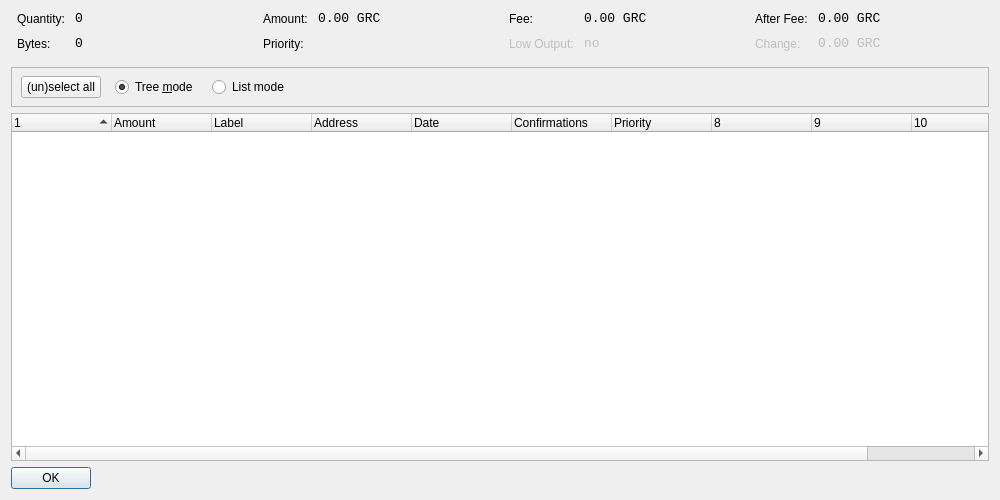
This is src/qt/forms/coincontroldialog.ui in gridcoin-community/Gridcoin-Research as Qt 5 draws it before an edit. The edited form follows.
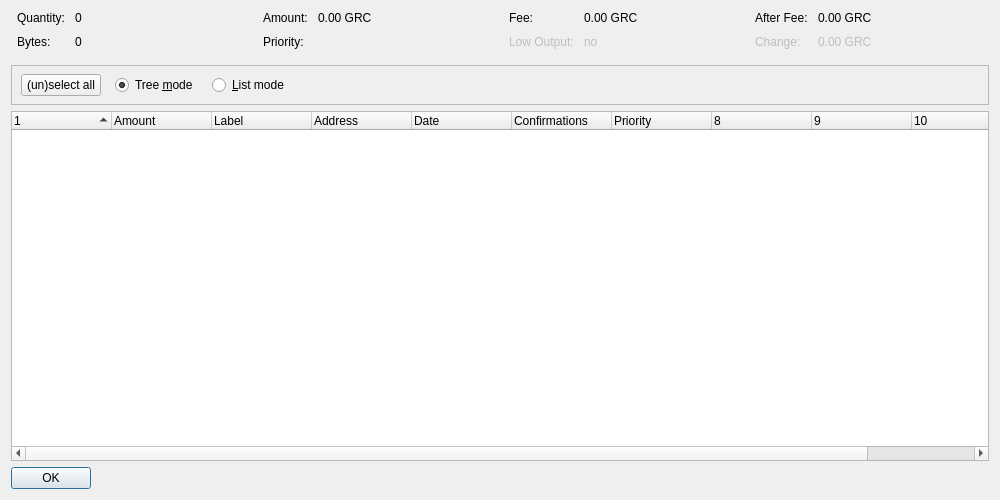
This is the edited form. Custom widgets are drawn as their Qt base class.

What changed in the file:
```diff
--- a/src/qt/forms/coincontroldialog.ui
+++ b/src/qt/forms/coincontroldialog.ui
@@ -45,12 +45,6 @@
        </item>
        <item row="0" column="1">
         <widget class="QLabel" name="labelCoinControlQuantity">
-         <property name="font">
-          <font>
-           <family>Monospace</family>
-           <pointsize>10</pointsize>
-          </font>
-         </property>
          <property name="cursor">
           <cursorShape>IBeamCursor</cursorShape>
          </property>
@@ -74,12 +68,6 @@
        </item>
        <item row="1" column="1">
         <widget class="QLabel" name="labelCoinControlBytes">
-         <property name="font">
-          <font>
-           <family>Monospace</family>
-           <pointsize>10</pointsize>
-          </font>
-         </property>
          <property name="cursor">
           <cursorShape>IBeamCursor</cursorShape>
          </property>
@@ -119,12 +107,6 @@
        </item>
        <item row="0" column="1">
         <widget class="QLabel" name="labelCoinControlAmount">
-         <property name="font">
-          <font>
-           <family>Monospace</family>
-           <pointsize>10</pointsize>
-          </font>
-         </property>
          <property name="cursor">
           <cursorShape>IBeamCursor</cursorShape>
          </property>
@@ -148,12 +130,6 @@
        </item>
        <item row="1" column="1">
         <widget class="QLabel" name="labelCoinControlPriority">
-         <property name="font">
-          <font>
-           <family>Monospace</family>
-           <pointsize>10</pointsize>
-          </font>
-         </property>
          <property name="cursor">
           <cursorShape>IBeamCursor</cursorShape>
          </property>
@@ -193,12 +169,6 @@
        </item>
        <item row="0" column="1">
         <widget class="QLabel" name="labelCoinControlFee">
-         <property name="font">
-          <font>
-           <family>Monospace</family>
-           <pointsize>10</pointsize>
-          </font>
-         </property>
          <property name="cursor">
           <cursorShape>IBeamCursor</cursorShape>
          </property>
@@ -228,12 +198,6 @@
          <property name="enabled">
           <bool>false</bool>
          </property>
-         <property name="font">
-          <font>
-           <family>Monospace</family>
-           <pointsize>10</pointsize>
-          </font>
-         </property>
          <property name="cursor">
           <cursorShape>IBeamCursor</cursorShape>
          </property>
@@ -273,12 +237,6 @@
        </item>
        <item row="0" column="1">
         <widget class="QLabel" name="labelCoinControlAfterFee">
-         <property name="font">
-          <font>
-           <family>Monospace</family>
-           <pointsize>10</pointsize>
-          </font>
-         </property>
          <property name="cursor">
           <cursorShape>IBeamCursor</cursorShape>
          </property>
@@ -308,12 +266,6 @@
          <property name="enabled">
           <bool>false</bool>
          </property>
-         <property name="font">
-          <font>
-           <family>Monospace</family>
-           <pointsize>10</pointsize>
-          </font>
-         </property>
          <property name="cursor">
           <cursorShape>IBeamCursor</cursorShape>
          </property>
@@ -397,7 +349,7 @@
           </sizepolicy>
          </property>
          <property name="text">
-          <string>List mode</string>
+          <string>&amp;List mode</string>
          </property>
         </widget>
        </item>
```
